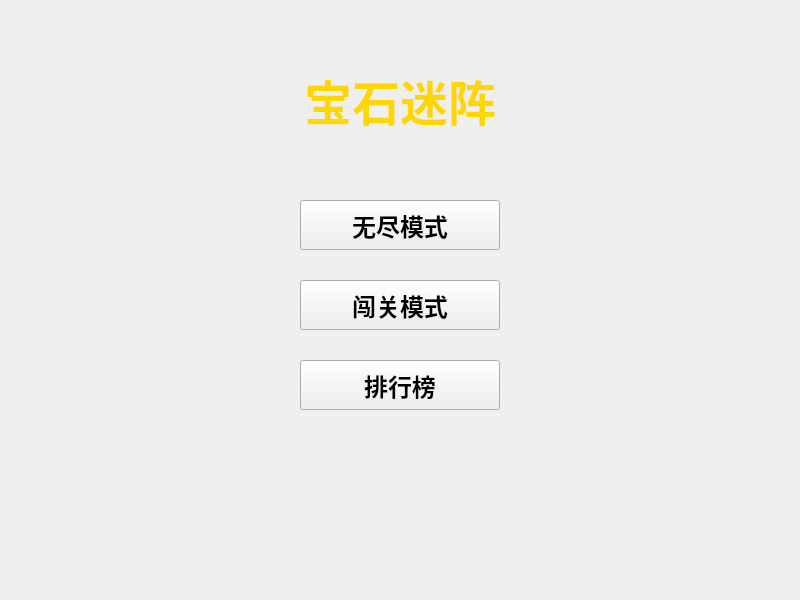
Old version of the form src/view/MenuWidget.ui in the repository LiuYe716136/BegeweledGame.
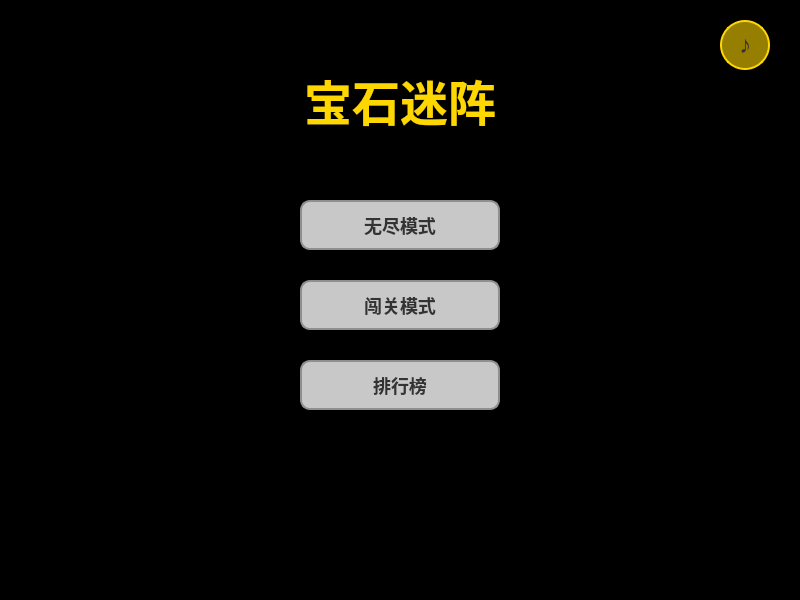
New version of the form. Icons and pictures are not drawn.

```diff
--- a/src/view/MenuWidget.ui
+++ b/src/view/MenuWidget.ui
@@ -13,6 +13,33 @@
   <property name="windowTitle">
    <string>宝石迷阵 - 主菜单</string>
   </property>
+  <property name="styleSheet">
+   <string notr="true">#MenuWidget { 
+  background-image: url(:/bgs/assets/images/menu_bg.jpg);
+  background-color: #000000; 
+}
+QLabel { 
+  color: white; 
+  font-family: 'Microsoft YaHei'; 
+  font-weight: bold; 
+}
+QPushButton { 
+  background-color: rgba(255, 255, 255, 200); 
+  border: 2px solid #8f8f91; 
+  border-radius: 10px; 
+  padding: 5px; 
+  font-size: 18px; 
+  color: #333; 
+  font-weight: bold; 
+}
+QPushButton:hover { 
+  background-color: rgba(255, 255, 255, 240); 
+  border-color: #ffffff; 
+}
+QPushButton:pressed { 
+  background-color: rgba(200, 200, 200, 200); 
+}</string>
+  </property>
   <widget class="QLabel" name="label_title">
    <property name="geometry">
     <rect>
@@ -24,6 +51,7 @@
    </property>
    <property name="font">
     <font>
+     <family>Microsoft YaHei</family>
      <pointsize>36</pointsize>
      <bold>true</bold>
     </font>
@@ -49,7 +77,7 @@
    </property>
    <property name="font">
     <font>
-     <pointsize>18</pointsize>
+     <pointsize>-1</pointsize>
      <bold>true</bold>
     </font>
    </property>
@@ -68,7 +96,7 @@
    </property>
    <property name="font">
     <font>
-     <pointsize>18</pointsize>
+     <pointsize>-1</pointsize>
      <bold>true</bold>
     </font>
    </property>
@@ -87,7 +115,7 @@
    </property>
    <property name="font">
     <font>
-     <pointsize>18</pointsize>
+     <pointsize>-1</pointsize>
      <bold>true</bold>
     </font>
    </property>
@@ -95,6 +123,35 @@
     <string>排行榜</string>
    </property>
   </widget>
+  <widget class="QPushButton" name="btn_music">
+   <property name="geometry">
+    <rect>
+     <x>720</x>
+     <y>20</y>
+     <width>50</width>
+     <height>50</height>
+    </rect>
+   </property>
+   <property name="styleSheet">
+    <string notr="true">QPushButton { 
+  background-color: rgba(255, 215, 0, 150); 
+  border: 2px solid gold; 
+  border-radius: 25px; 
+  font-size: 24px; 
+  font-weight: bold; 
+  color: #333; 
+}
+QPushButton:hover { 
+  background-color: rgba(255, 215, 0, 200); 
+}
+QPushButton:pressed { 
+  background-color: rgba(255, 215, 0, 100); 
+}</string>
+   </property>
+   <property name="text">
+    <string>♪</string>
+   </property>
+  </widget>
  </widget>
  <resources/>
  <connections>
```
Left out of the diff: 6 changed lines with no effect on the pictures.
